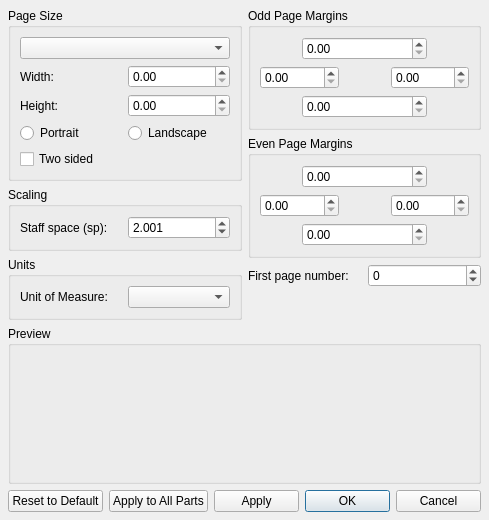
Old version of the form mscore/pagesettings.ui in the repository sidewayss/MuseScore.
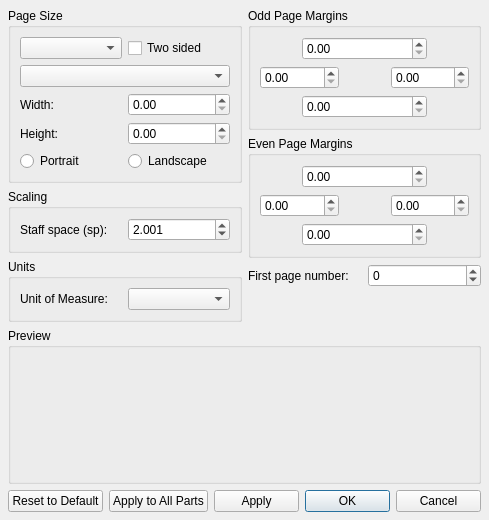
New version of the form.

Commit message: MPageLayout class

What changed in the file:
```diff
--- a/mscore/pagesettings.ui
+++ b/mscore/pagesettings.ui
@@ -85,44 +85,17 @@
         <string>Page Size</string>
        </property>
        <layout class="QGridLayout">
-        <item row="3" column="0">
+        <item row="6" column="0">
          <widget class="QRadioButton" name="portraitButton">
           <property name="text">
            <string>Portrait</string>
           </property>
          </widget>
         </item>
-        <item row="0" column="0" colspan="2">
+        <item row="2" column="0" colspan="2">
          <widget class="QComboBox" name="sizesList"/>
         </item>
-        <item row="4" column="0">
-         <widget class="QCheckBox" name="twosided">
-          <property name="text">
-           <string>Two sided</string>
-          </property>
-         </widget>
-        </item>
-        <item row="3" column="1">
-         <widget class="QRadioButton" name="landscapeButton">
-          <property name="text">
-           <string>Landscape</string>
-          </property>
-         </widget>
-        </item>
-        <item row="1" column="1">
-         <widget class="QDoubleSpinBox" name="pageWidth">
-          <property name="sizePolicy">
-           <sizepolicy hsizetype="Minimum" vsizetype="Fixed">
-            <horstretch>0</horstretch>
-            <verstretch>0</verstretch>
-           </sizepolicy>
-          </property>
-          <property name="maximum">
-           <double>9999.000000000000000</double>
-          </property>
-         </widget>
-        </item>
-        <item row="2" column="1">
+        <item row="5" column="1">
          <widget class="QDoubleSpinBox" name="pageHeight">
           <property name="sizePolicy">
            <sizepolicy hsizetype="Minimum" vsizetype="Fixed">
@@ -135,7 +108,20 @@
           </property>
          </widget>
         </item>
-        <item row="2" column="0">
+        <item row="4" column="1">
+         <widget class="QDoubleSpinBox" name="pageWidth">
+          <property name="sizePolicy">
+           <sizepolicy hsizetype="Minimum" vsizetype="Fixed">
+            <horstretch>0</horstretch>
+            <verstretch>0</verstretch>
+           </sizepolicy>
+          </property>
+          <property name="maximum">
+           <double>9999.000000000000000</double>
+          </property>
+         </widget>
+        </item>
+        <item row="5" column="0">
          <widget class="QLabel" name="label_3">
           <property name="text">
            <string>Height:</string>
@@ -145,7 +131,7 @@
           </property>
          </widget>
         </item>
-        <item row="1" column="0">
+        <item row="4" column="0">
          <widget class="QLabel" name="label_2">
           <property name="text">
            <string>Width:</string>
@@ -155,6 +141,23 @@
           </property>
          </widget>
         </item>
+        <item row="6" column="1">
+         <widget class="QRadioButton" name="landscapeButton">
+          <property name="text">
+           <string>Landscape</string>
+          </property>
+         </widget>
+        </item>
+        <item row="0" column="1">
+         <widget class="QCheckBox" name="twosided">
+          <property name="text">
+           <string>Two sided</string>
+          </property>
+         </widget>
+        </item>
+        <item row="0" column="0">
+         <widget class="QComboBox" name="typesList"/>
+        </item>
        </layout>
       </widget>
      </item>
```
Left out of the diff: 1 changed line with no effect on the pictures. The commit also changes 20 other files.
